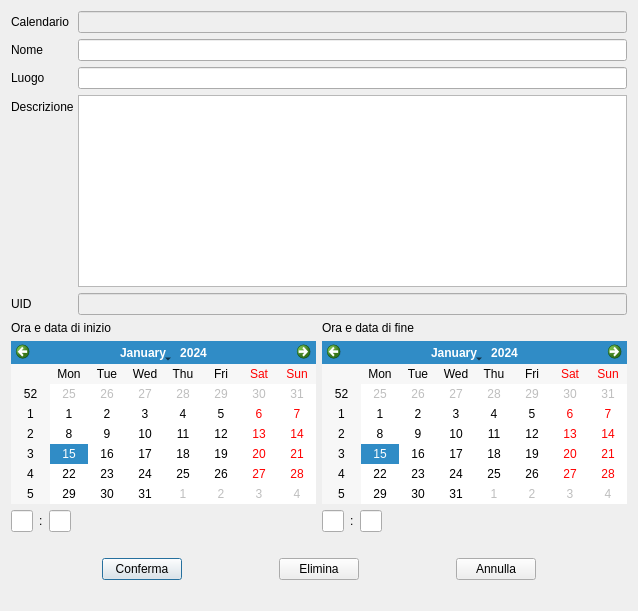
The window that project/CCC_Cute_Cpp_Calendar/gui/eventdialog.ui (GrayNeel/Calendary-and-ToDo-List) describes before a commit, drawn with Qt 5.
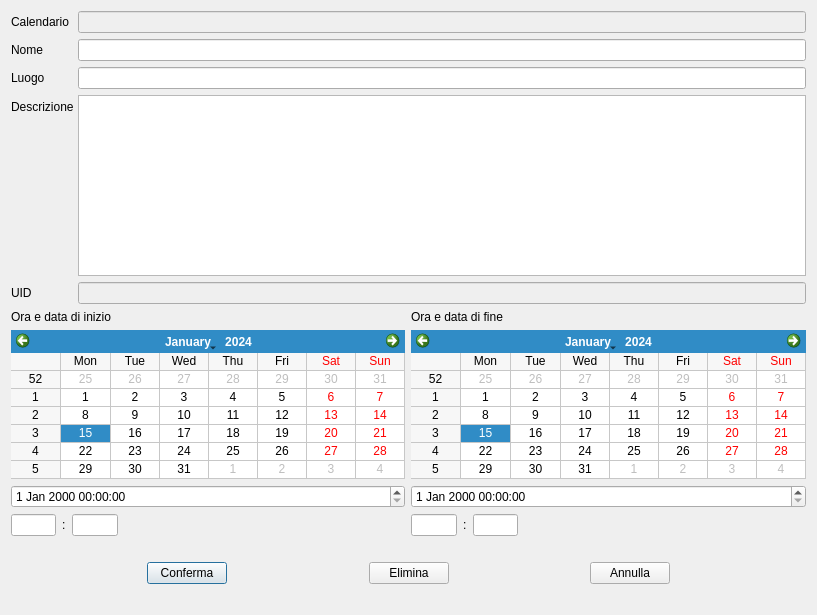
The same window after the commit.

Commit message: feat: added check on DateTime field of eventDialog

Patch:
```diff
--- a/project/CCC_Cute_Cpp_Calendar/gui/eventdialog.ui
+++ b/project/CCC_Cute_Cpp_Calendar/gui/eventdialog.ui
@@ -6,8 +6,8 @@
    <rect>
     <x>0</x>
     <y>0</y>
-    <width>638</width>
-    <height>611</height>
+    <width>817</width>
+    <height>615</height>
    </rect>
   </property>
   <property name="windowTitle">
@@ -47,7 +47,7 @@
        <item row="2" column="1">
         <widget class="QLineEdit" name="locationLine">
          <property name="echoMode">
-          <enum>QLineEdit::Password</enum>
+          <enum>QLineEdit::Normal</enum>
          </property>
         </widget>
        </item>
@@ -96,19 +96,6 @@
      </item>
      <item>
       <layout class="QGridLayout" name="gridLayout">
-       <item row="1" column="0">
-        <widget class="QCalendarWidget" name="calendarWidget"/>
-       </item>
-       <item row="1" column="1">
-        <widget class="QCalendarWidget" name="calendarWidget_2"/>
-       </item>
-       <item row="0" column="0">
-        <widget class="QLabel" name="startingLabel">
-         <property name="text">
-          <string>Ora e data di inizio</string>
-         </property>
-        </widget>
-       </item>
        <item row="0" column="1">
         <widget class="QLabel" name="endingLabel">
          <property name="text">
@@ -117,6 +104,49 @@
         </widget>
        </item>
        <item row="2" column="0">
+        <widget class="QDateTimeEdit" name="dateTimeEditStarting"/>
+       </item>
+       <item row="3" column="1">
+        <layout class="QHBoxLayout" name="horizontalLayout_3">
+         <item>
+          <widget class="QLineEdit" name="endingHoursLine"/>
+         </item>
+         <item>
+          <widget class="QLabel" name="colonLabel_2">
+           <property name="text">
+            <string>:</string>
+           </property>
+          </widget>
+         </item>
+         <item>
+          <widget class="QLineEdit" name="endingMinutesLine"/>
+         </item>
+         <item>
+          <spacer name="horizontalSpacer_12">
+           <property name="orientation">
+            <enum>Qt::Horizontal</enum>
+           </property>
+           <property name="sizeType">
+            <enum>QSizePolicy::Maximum</enum>
+           </property>
+           <property name="sizeHint" stdset="0">
+            <size>
+             <width>350</width>
+             <height>20</height>
+            </size>
+           </property>
+          </spacer>
+         </item>
+        </layout>
+       </item>
+       <item row="1" column="0">
+        <widget class="QCalendarWidget" name="calendarWidget">
+         <property name="gridVisible">
+          <bool>true</bool>
+         </property>
+        </widget>
+       </item>
+       <item row="3" column="0">
         <layout class="QHBoxLayout" name="horizontalLayout_2">
          <item>
           <widget class="QLineEdit" name="startingHoursLine"/>
@@ -149,38 +179,22 @@
          </item>
         </layout>
        </item>
+       <item row="1" column="1">
+        <widget class="QCalendarWidget" name="calendarWidget_2">
+         <property name="gridVisible">
+          <bool>true</bool>
+         </property>
+        </widget>
+       </item>
+       <item row="0" column="0">
+        <widget class="QLabel" name="startingLabel">
+         <property name="text">
+          <string>Ora e data di inizio</string>
+         </property>
+        </widget>
+       </item>
        <item row="2" column="1">
-        <layout class="QHBoxLayout" name="horizontalLayout_3">
-         <item>
-          <widget class="QLineEdit" name="endingHoursLine"/>
-         </item>
-         <item>
-          <widget class="QLabel" name="colonLabel_2">
-           <property name="text">
-            <string>:</string>
-           </property>
-          </widget>
-         </item>
-         <item>
-          <widget class="QLineEdit" name="endingHoursLine_2"/>
-         </item>
-         <item>
-          <spacer name="horizontalSpacer_12">
-           <property name="orientation">
-            <enum>Qt::Horizontal</enum>
-           </property>
-           <property name="sizeType">
-            <enum>QSizePolicy::Maximum</enum>
-           </property>
-           <property name="sizeHint" stdset="0">
-            <size>
-             <width>350</width>
-             <height>20</height>
-            </size>
-           </property>
-          </spacer>
-         </item>
-        </layout>
+        <widget class="QDateTimeEdit" name="dateTimeEditEnding"/>
        </item>
       </layout>
      </item>
@@ -279,6 +293,43 @@
      </item>
      <item>
       <widget class="QLabel" name="errorMessageLabel">
+       <property name="palette">
+        <palette>
+         <active>
+          <colorrole role="WindowText">
+           <brush brushstyle="SolidPattern">
+            <color alpha="255">
+             <red>255</red>
+             <green>0</green>
+             <blue>0</blue>
+            </color>
+           </brush>
+          </colorrole>
+         </active>
+         <inactive>
+          <colorrole role="WindowText">
+           <brush brushstyle="SolidPattern">
+            <color alpha="255">
+             <red>255</red>
+             <green>0</green>
+             <blue>0</blue>
+            </color>
+           </brush>
+          </colorrole>
+         </inactive>
+         <disabled>
+          <colorrole role="WindowText">
+           <brush brushstyle="SolidPattern">
+            <color alpha="255">
+             <red>120</red>
+             <green>120</green>
+             <blue>120</blue>
+            </color>
+           </brush>
+          </colorrole>
+         </disabled>
+        </palette>
+       </property>
        <property name="font">
         <font>
          <weight>75</weight>
@@ -288,6 +339,9 @@
        <property name="text">
         <string/>
        </property>
+       <property name="alignment">
+        <set>Qt::AlignCenter</set>
+       </property>
       </widget>
      </item>
     </layout>
```
The commit also changes 1 other file.
